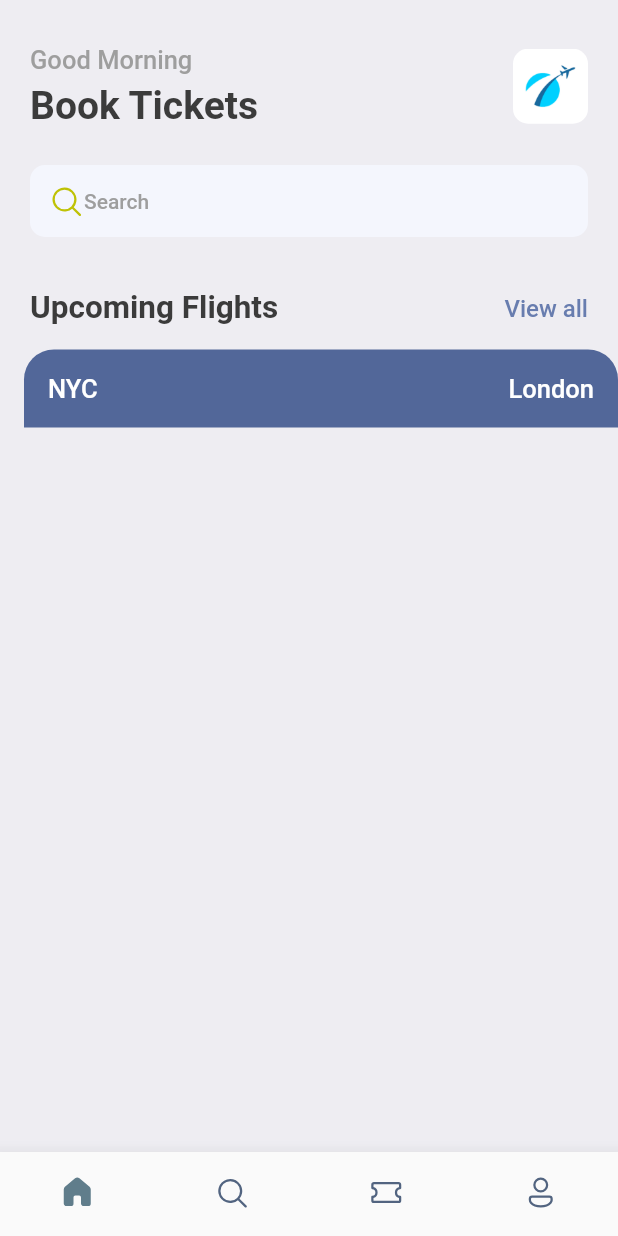
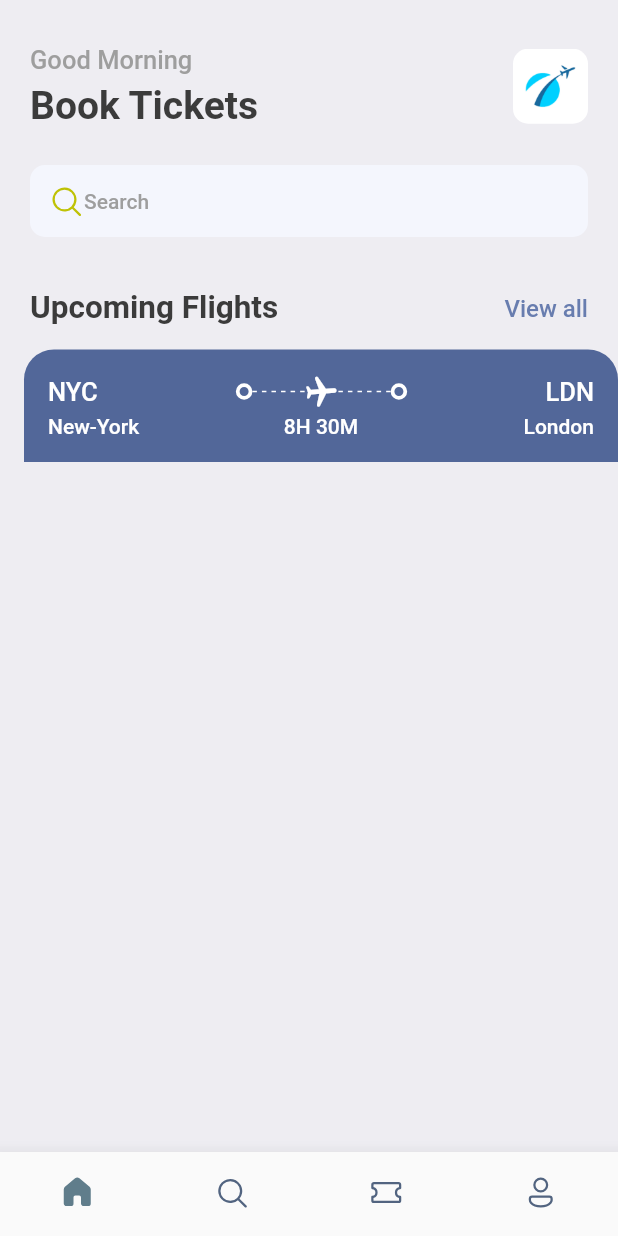
Before and after one commit to Shajjad002/flutterproject, a Flutter app: the screen it shows after launch, on a phone screen of 412 x 824 dp. Run offline on Flutter 3.47's test engine with Material 2 defaults, Android fonts, the phone set to English and light mode, and no system bars; our stand-ins replace fluentui_icons, gap.

Commit message:
home screen

```diff
--- a/lib/screens/ticket_view.dart
+++ b/lib/screens/ticket_view.dart
@@ -2,6 +2,8 @@ import 'package:flutter/cupertino.dart';
 import 'package:flutter/material.dart';
 import 'package:flutterproject/utils/app_layout.dart';
 import 'package:flutterproject/utils/app_styles.dart';
+import 'package:flutterproject/widgets/thick_container.dart';
+import 'package:gap/gap.dart';
 
 class TicketView extends StatelessWidget{
   const TicketView({Key? key}) : super(key: key);
@@ -14,6 +16,7 @@ class TicketView extends StatelessWidget{
       child: Container(
         margin: const EdgeInsets.only(left: 16),
         child: Column(
+          mainAxisSize: MainAxisSize.min,
           children: [
             Container(
              decoration: const BoxDecoration(
@@ -26,13 +29,52 @@ class TicketView extends StatelessWidget{
                   Row(
                     children: [
                       Text("NYC", style: Styles.headLineStyle3.copyWith(color: Colors.white)),
-                      const Spacer(),
-                      Text("London", style: Styles.headLineStyle3.copyWith(color: Colors.white)),
+                      Expanded(child: Container()),
+                      ThickContainer(),
+                      Expanded(child: Stack(
+                        children:[
+                          SizedBox(
+                            height: 24,
+                            child: LayoutBuilder(
+                              builder: (BuildContext context, BoxConstraints constraints) {
+                                print("The width is ${constraints.constrainWidth()}");
+                                return Flex(
+                                  direction: Axis.horizontal,
+                                  mainAxisAlignment: MainAxisAlignment.spaceBetween,
+                                  mainAxisSize: MainAxisSize.max,
+                                  children: List.generate((constraints.constrainWidth()/6).floor(), (index) => SizedBox(
+                                    width: 3,height: 1,child: DecoratedBox(decoration: BoxDecoration(
+                                      color: Colors.white
+                                  ),),
+                                  )),
+                                );
+                              },
+                            ),
+                          ),
+                          Center(child: Transform.rotate(angle: 1.5,child: Icon(Icons.local_airport_rounded,color: Colors.white),)),
+                        ],
+                      )),
+
+                      ThickContainer(),
+                      Expanded(child: Container()),
+                      Text("LDN", style: Styles.headLineStyle3.copyWith(color: Colors.white)),
+                    ],
+                  ),
+                  const Gap(3),
+                  Row(
+                    mainAxisAlignment: MainAxisAlignment.spaceBetween,
+                    children: [
+                      SizedBox(
+                        width: 100,child: Text('New-York',style: Styles.headLineStyle4.copyWith(color: Colors.white),),
+                      ),
+                      Text("8H 30M", style:Styles.headLineStyle4.copyWith(color:Colors.white),),
+                      SizedBox(
+                        width: 100,child: Text('London',textAlign:TextAlign.end, style: Styles.headLineStyle4.copyWith(color: Colors.white),),
+                      ),
                     ],
                   )
                 ],
               ),
-
             )
           ],
         ),
--- a/lib/widgets/thick_container.dart
+++ b/lib/widgets/thick_container.dart
@@ -0,0 +1,17 @@
+import 'package:flutter/cupertino.dart';
+import 'package:flutter/material.dart';
+
+class ThickContainer extends StatelessWidget {
+  const ThickContainer({Key? key}) : super(key: key);
+
+  @override
+  Widget build(BuildContext context) {
+    return Container(
+      padding: const EdgeInsets.all(3.0),
+      decoration: BoxDecoration(
+        borderRadius: BorderRadius.circular(20),
+        border: Border.all(width: 2.5, color: Colors.white),
+      ),
+    );
+  }
+}
```
